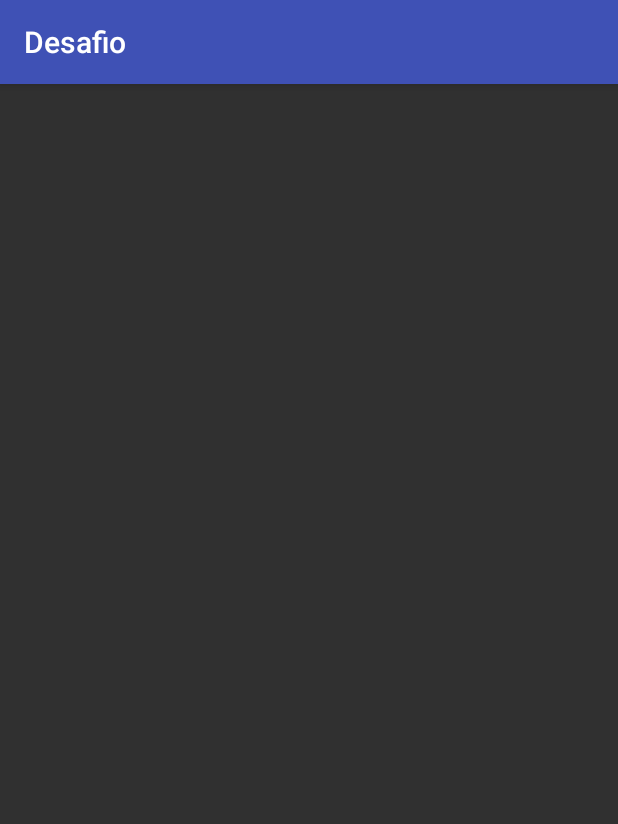
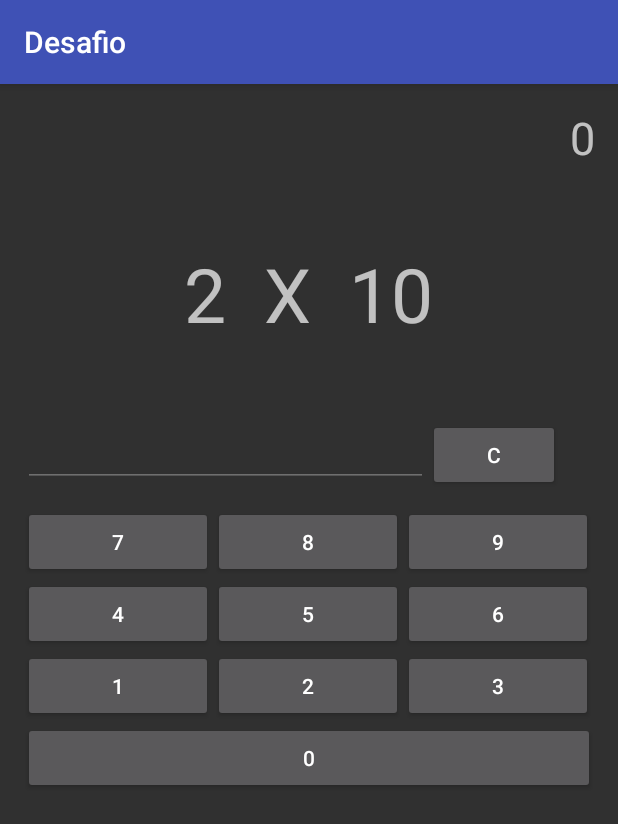
Before and after one commit to limadouglas/APPTabuadaMultiplicar, an Android app: the DesafioActivity screen opened directly, with no data from a screen before it, on a phone screen of 412 x 824 dp. Shown: the top 824 px of the screen. Run offline under Robolectric (Android 15) with nearby library versions, the phone set to English and light mode, and no system bars.

Commit message:
Iniciando codificação do menu desafio

```diff
--- a/app/src/main/java/com/lima/douglas/apptabuadamultiplicar/DesafioActivity.java
+++ b/app/src/main/java/com/lima/douglas/apptabuadamultiplicar/DesafioActivity.java
@@ -4,9 +4,15 @@ import android.os.Bundle;
 import android.support.annotation.Nullable;
 import android.support.v7.app.ActionBar;
 import android.support.v7.app.AppCompatActivity;
+import android.widget.EditText;
+import android.widget.TextView;
+
+import java.util.Random;
 
 
 public class DesafioActivity extends AppCompatActivity {
+
+
     @Override
     protected void onCreate(@Nullable Bundle savedInstanceState) {
         super.onCreate(savedInstanceState);
--- a/app/src/main/res/layout/desafio_activity.xml
+++ b/app/src/main/res/layout/desafio_activity.xml
@@ -1,6 +1,152 @@
 <?xml version="1.0" encoding="utf-8"?>
 <LinearLayout xmlns:android="http://schemas.android.com/apk/res/android"
     android:orientation="vertical" android:layout_width="match_parent"
-    android:layout_height="match_parent">
+    android:layout_height="match_parent"
+    android:padding="15dp">
+
+
+    <TextView
+        android:id="@+id/txtPlacar"
+        android:layout_width="wrap_content"
+        android:layout_height="wrap_content"
+        android:layout_gravity="right"
+        android:text="0"
+        android:textSize="30sp" />
+
+    <LinearLayout
+        android:layout_width="match_parent"
+        android:layout_height="wrap_content"
+        android:layout_marginTop="50dp"
+        android:gravity="center"
+        android:orientation="horizontal">
+
+        <TextView
+            android:id="@+id/txtPadrao"
+            android:layout_width="wrap_content"
+            android:layout_height="wrap_content"
+            android:text="2"
+            android:textSize="50sp" />
+
+        <TextView
+            android:layout_width="wrap_content"
+            android:layout_height="wrap_content"
+            android:text="  X  "
+            android:textSize="50sp" />
+
+        <TextView
+            android:id="@+id/txtAlternar"
+            android:layout_width="wrap_content"
+            android:layout_height="wrap_content"
+            android:text="10"
+            android:textSize="50sp" />
+    </LinearLayout>
+
+    <LinearLayout
+        android:layout_width="match_parent"
+        android:layout_height="wrap_content"
+        android:layout_marginTop="50dp"
+        android:orientation="horizontal">
+
+        <EditText
+            android:enabled="false"
+            android:id="@+id/edtResultado"
+            android:layout_width="270dp"
+            android:layout_height="wrap_content" />
+
+        <Button
+            android:layout_width="wrap_content"
+            android:layout_height="wrap_content"
+            android:tag="-1"
+            android:text=" C "
+            android:onClick="addValor"/>
+
+    </LinearLayout>
+
+    <TableLayout
+        android:layout_width="match_parent"
+        android:layout_height="match_parent"
+        android:layout_marginTop="10dp"
+        android:orientation="horizontal"
+        android:stretchColumns="0,1,2">
+
+        <TableRow>
+
+            <Button
+                android:layout_width="match_parent"
+                android:layout_height="wrap_content"
+                android:onClick="addValor"
+                android:tag="7"
+                android:text="7" />
+
+            <Button
+                android:layout_width="match_parent"
+                android:layout_height="wrap_content"
+                android:onClick="addValor"
+                android:tag="8"
+                android:text="8" />
+
+            <Button
+                android:layout_width="match_parent"
+                android:layout_height="wrap_content"
+                android:onClick="addValor"
+                android:tag="9"
+                android:text="9" />
+        </TableRow>
+
+        <TableRow>
+
+            <Button
+                android:layout_width="match_parent"
+                android:layout_height="wrap_content"
+                android:onClick="addValor"
+                android:tag="4"
+                android:text="4" />
+
+            <Button
+                android:layout_width="match_parent"
+                android:layout_height="wrap_content"
+                android:onClick="addValor"
+                android:tag="5"
+                android:text="5" />
+
+            <Button
+                android:layout_width="match_parent"
+                android:layout_height="wrap_content"
+                android:onClick="addValor"
+                android:tag="6"
+                android:text="6" />
+        </TableRow>
+
+        <TableRow>
+
+            <Button
+                android:layout_width="match_parent"
+                android:layout_height="wrap_content"
+                android:onClick="addValor"
+                android:tag="1"
+                android:text="1" />
+
+            <Button
+                android:layout_width="match_parent"
+                android:layout_height="wrap_content"
+                android:onClick="addValor"
+                android:tag="2"
+                android:text="2" />
+
+            <Button
+                android:layout_width="match_parent"
+                android:layout_height="wrap_content"
+                android:onClick="addValor"
+                android:tag="3"
+                android:text="3" />
+        </TableRow>
+
+        <Button
+            android:layout_width="match_parent"
+            android:layout_height="wrap_content"
+            android:onClick="addValor"
+            android:tag="0"
+            android:text="0" />
+    </TableLayout>
 
 </LinearLayout>
```
